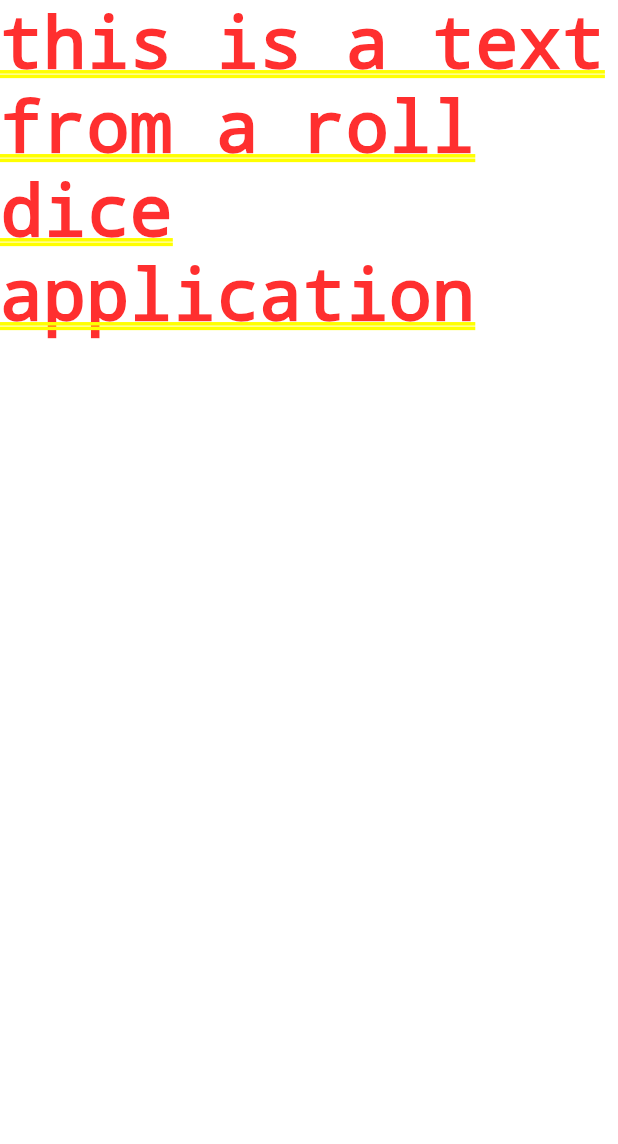
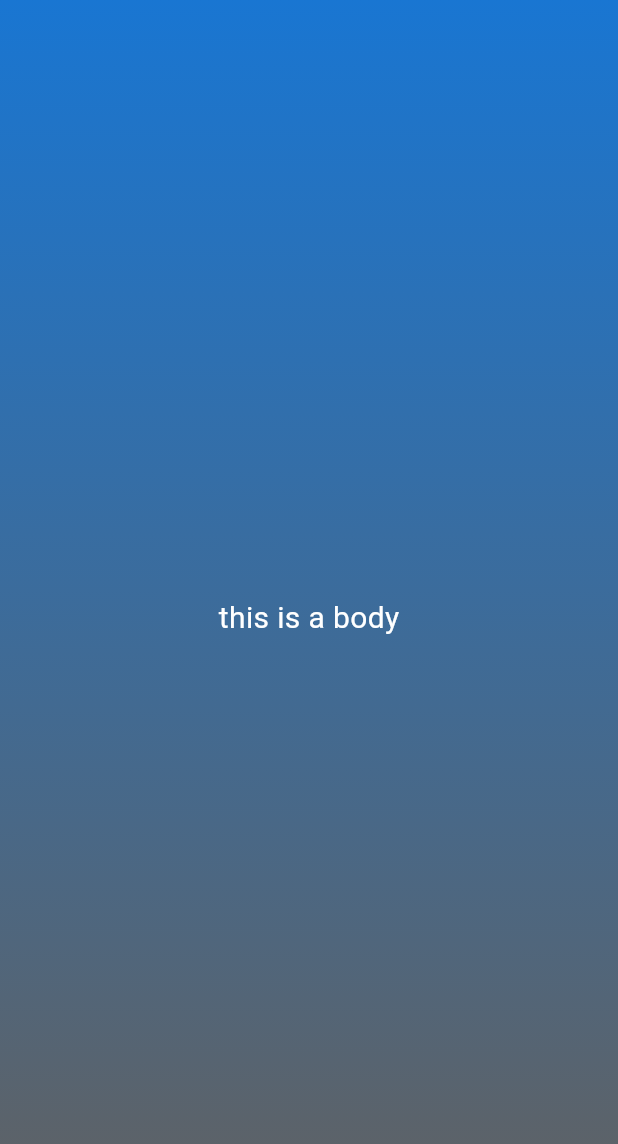
Before and after one commit to auza0002/Roll-dice-app-Flutter, a Flutter app: the screen it shows after launch, on a phone screen of 412 x 824 dp. Shown: the top 1144 px of the screen. Run offline on Flutter 3.47's test engine with Material 3 defaults, Android fonts, the phone set to English and light mode, and no system bars.

Commit message:
new files

```diff
--- /dev/null
+++ b/lib/gradient_container.dart
@@ -0,0 +1,21 @@
+import 'package:flutter/material.dart';
+import 'package:roll_dice_app/text_style.dart';
+
+class GradientContainer extends StatelessWidget {
+  const GradientContainer({super.key});
+
+  @override
+  Widget build(BuildContext context) {
+    return Container(
+      decoration: BoxDecoration(
+        gradient: LinearGradient(
+            begin: Alignment.topCenter,
+            end: Alignment.bottomCenter,
+            colors: [Colors.blue.shade700, Colors.grey.shade700]),
+      ),
+      child: const Center(
+        child: TextStyleWidget(),
+      ),
+    );
+  }
+}
--- a/lib/main.dart
+++ b/lib/main.dart
@@ -1,13 +1,18 @@
 import 'package:flutter/material.dart';
+import 'package:roll_dice_app/gradient_container.dart';
 
 // TODO why do we use const infront of a widget ?
 // const helps dart optimize runtime performance
 // const Text('this is a const')
 // Define & used for this time in the app
 // using const allows dart to be efficient
+//
 
 main() {
   runApp(const MaterialApp(
-    home: Text("this is a text from a roll dice application"),
+    home: Scaffold(
+      backgroundColor: Colors.blue,
+      body: GradientContainer(),
+    ),
   ));
 }
--- /dev/null
+++ b/lib/text_style.dart
@@ -0,0 +1,25 @@
+import 'package:flutter/material.dart';
+
+class TextStyleWidget extends StatelessWidget {
+  const TextStyleWidget({super.key});
+
+  @override
+  Widget build(BuildContext context) {
+    return const Text(
+      "this is a body",
+      style: TextStyle(
+        color: Colors.white,
+        fontSize: 20,
+      ),
+    );
+  }
+}
+
+
+// Text(
+//       "this is a body",
+//       style: TextStyle(
+//         color: Colors.white,
+//         fontSize: 20,
+//       ),
+//     );
```
Also changed, not shown: 1 other file.
